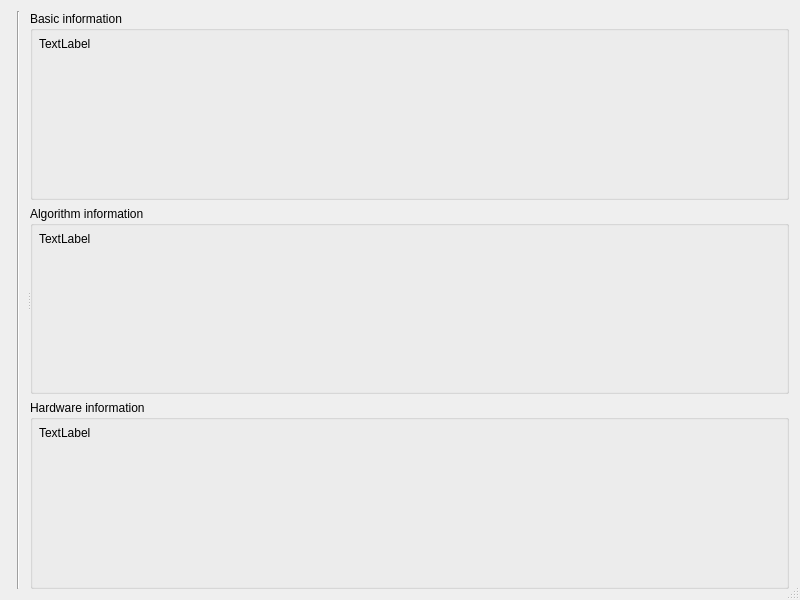
Above: core/graphics/Path_Solving_preview.ui from KmolYuan/Pyslvs-UI before the change. Below: the same form after it.
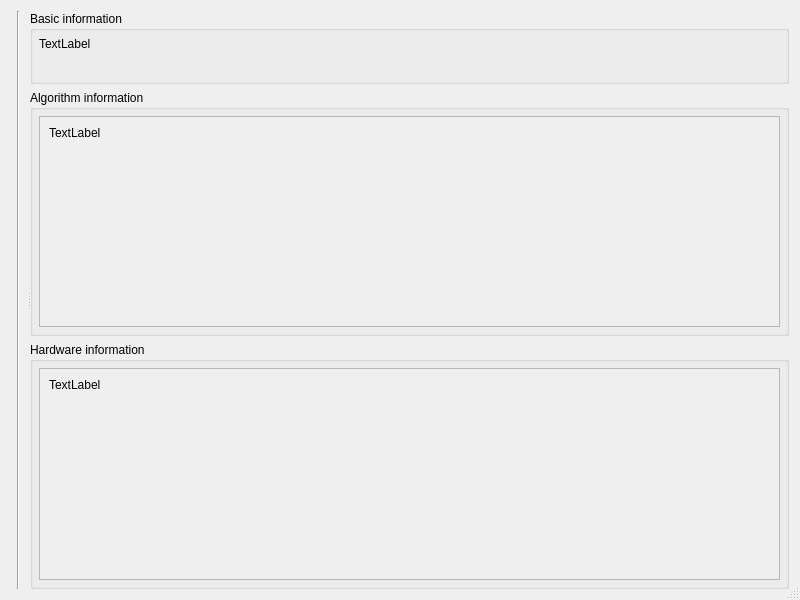
That is the form after the change.

The edit to the form file:
```diff
--- a/core/graphics/Path_Solving_preview.ui
+++ b/core/graphics/Path_Solving_preview.ui
@@ -116,7 +116,7 @@
             <property name="sizeHint" stdset="0">
              <size>
               <width>20</width>
-              <height>201</height>
+              <height>47</height>
              </size>
             </property>
            </spacer>
@@ -129,19 +129,34 @@
          <property name="title">
           <string>Algorithm information</string>
          </property>
+         <layout class="QVBoxLayout" name="verticalLayout_7">
+          <property name="leftMargin">
+           <number>6</number>
+          </property>
+          <property name="topMargin">
+           <number>6</number>
+          </property>
+          <property name="rightMargin">
+           <number>6</number>
+          </property>
+          <property name="bottomMargin">
+           <number>6</number>
+          </property>
+          <item>
+           <widget class="QScrollArea" name="scrollArea_2">
+            <property name="widgetResizable">
+             <bool>true</bool>
+            </property>
+            <widget class="QWidget" name="scrollAreaWidgetContents_2">
+             <property name="geometry">
+              <rect>
+               <x>0</x>
+               <y>0</y>
+               <width>745</width>
+               <height>204</height>
+              </rect>
+             </property>
          <layout class="QVBoxLayout" name="verticalLayout_5">
-          <property name="leftMargin">
-           <number>6</number>
-          </property>
-          <property name="topMargin">
-           <number>6</number>
-          </property>
-          <property name="rightMargin">
-           <number>6</number>
-          </property>
-          <property name="bottomMargin">
-           <number>6</number>
-          </property>
           <item>
            <widget class="QLabel" name="algorithm_label">
             <property name="sizePolicy">
@@ -170,6 +185,10 @@
           </item>
          </layout>
         </widget>
+           </widget>
+          </item>
+         </layout>
+        </widget>
        </item>
        <item>
         <widget class="QGroupBox" name="hardware_groupbox">
@@ -190,6 +209,21 @@
            <number>6</number>
           </property>
           <item>
+           <widget class="QScrollArea" name="scrollArea_3">
+            <property name="widgetResizable">
+             <bool>true</bool>
+            </property>
+            <widget class="QWidget" name="scrollAreaWidgetContents_3">
+             <property name="geometry">
+              <rect>
+               <x>0</x>
+               <y>0</y>
+               <width>745</width>
+               <height>204</height>
+              </rect>
+             </property>
+             <layout class="QVBoxLayout" name="verticalLayout_8">
+              <item>
            <widget class="QLabel" name="hardware_label">
             <property name="sizePolicy">
              <sizepolicy hsizetype="Minimum" vsizetype="Preferred">
@@ -214,6 +248,10 @@
              </size>
             </property>
            </spacer>
+              </item>
+             </layout>
+            </widget>
+           </widget>
           </item>
          </layout>
         </widget>
```
Lines whose indentation alone changed are shown as unchanged.
